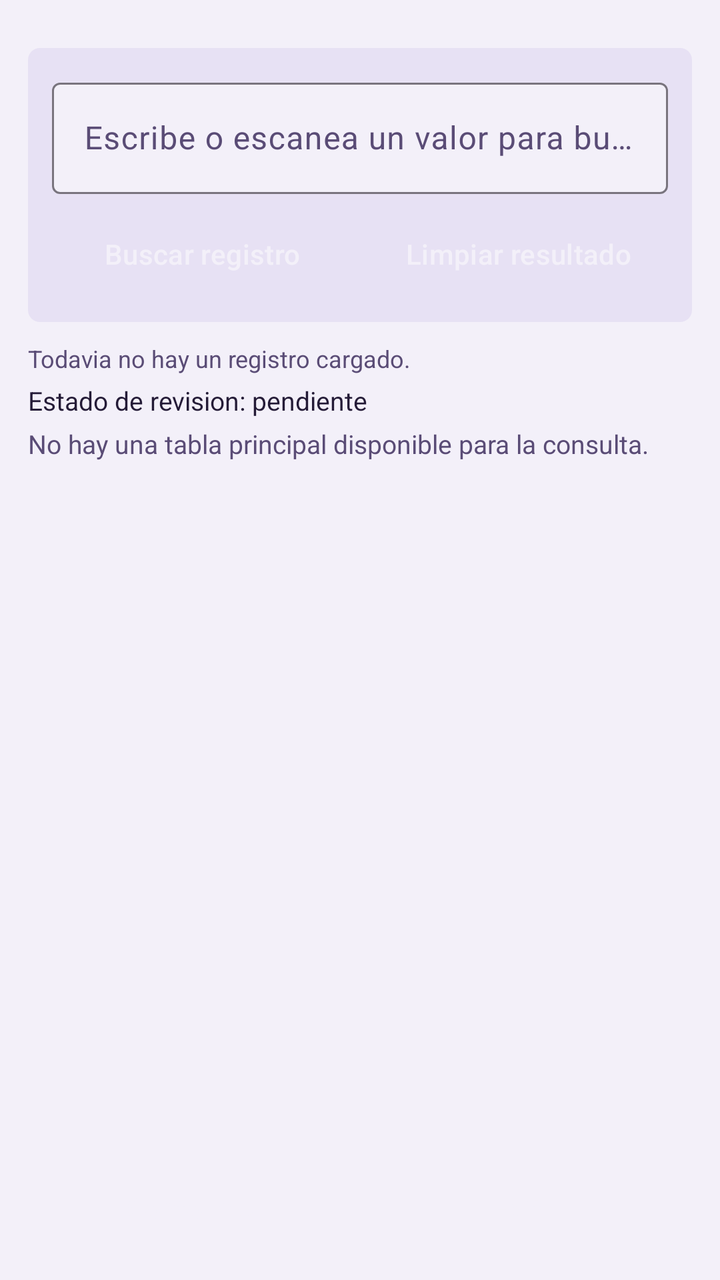
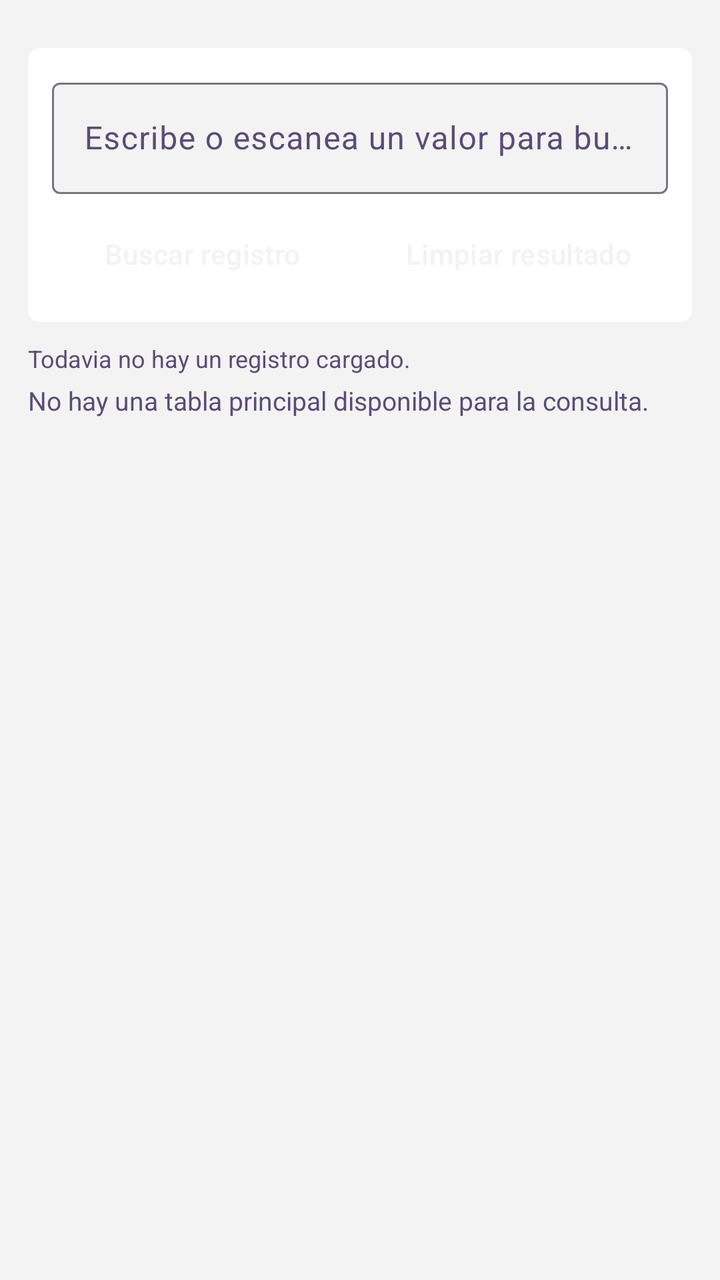

An Android layout rendered at two revisions. The XML below is the earlier revision; the diff shows what the commit changed to produce the second picture.
<!-- AndroidManifest.xml: application theme AppTheme -->
<!-- res/layout/fragment_asset_query.xml -->
<?xml version="1.0" encoding="utf-8"?>
<LinearLayout xmlns:android="http://schemas.android.com/apk/res/android"
    xmlns:app="http://schemas.android.com/apk/res-auto"
    android:id="@+id/assetQueryRoot"
    android:layout_width="match_parent"
    android:layout_height="match_parent"
    android:background="@color/paper"
    android:orientation="vertical"
    android:padding="14dp">

    <LinearLayout
        android:layout_width="match_parent"
        android:layout_height="wrap_content"
        android:layout_marginTop="10dp"
        android:orientation="vertical"
        style="@style/Widget.PatriGO.Surface.Panel">

        <com.google.android.material.textfield.TextInputLayout
            style="@style/Widget.PatriGO.TextInputLayout"
            android:layout_width="match_parent"
            android:layout_height="wrap_content"
            android:hint="@string/asset_search_hint">

            <com.google.android.material.textfield.TextInputEditText
                android:id="@+id/assetSearchInput"
                style="@style/Widget.PatriGO.TextInputEditText"
                android:layout_width="match_parent"
                android:layout_height="wrap_content"
                android:inputType="text" />
        </com.google.android.material.textfield.TextInputLayout>

        <LinearLayout
            android:layout_width="match_parent"
            android:layout_height="wrap_content"
            android:layout_marginTop="8dp"
            android:orientation="horizontal">

            <Button
                android:id="@+id/searchAssetButton"
                android:layout_width="0dp"
                android:layout_height="wrap_content"
                android:layout_marginEnd="4dp"
                android:layout_weight="1"
                android:text="@string/asset_search_button"
                android:textAllCaps="false" />

            <Button
                android:id="@+id/clearSearchButton"
                android:layout_width="0dp"
                android:layout_height="wrap_content"
                android:layout_marginStart="4dp"
                android:layout_weight="1"
                android:text="@string/asset_clear_button"
                android:textAllCaps="false" />
        </LinearLayout>
    </LinearLayout>

    <TextView
        android:id="@+id/recordMetaText"
        android:layout_width="match_parent"
        android:layout_height="wrap_content"
        android:layout_marginTop="10dp"
        android:text="@string/asset_record_meta_empty"
        style="@style/TextAppearance.PatriGO.Caption" />

    <TextView
        android:id="@+id/assetReviewStateText"
        android:layout_width="match_parent"
        android:layout_height="wrap_content"
        android:layout_marginTop="4dp"
        android:text="@string/asset_review_state_empty"
        style="@style/TextAppearance.PatriGO.Body" />

    <TextView
        android:id="@+id/assetStatusText"
        android:layout_width="match_parent"
        android:layout_height="wrap_content"
        android:layout_marginTop="4dp"
        android:text="@string/asset_status_empty"
        style="@style/TextAppearance.PatriGO.Body.Muted" />

    <LinearLayout
        android:id="@+id/assetAdditionalFieldsBar"
        style="@style/Widget.PatriGO.Surface.Card"
        android:layout_width="match_parent"
        android:layout_height="wrap_content"
        android:layout_marginTop="10dp"
        android:gravity="center_vertical"
        android:orientation="horizontal"
        android:visibility="gone">

        <TextView
            android:id="@+id/assetAdditionalFieldsText"
            style="@style/TextAppearance.PatriGO.Body.Muted"
            android:layout_width="0dp"
            android:layout_height="wrap_content"
            android:layout_weight="1"
            android:text="@string/asset_additional_fields_hidden" />

        <Button
            android:id="@+id/assetToggleAdditionalFieldsButton"
            style="@style/Widget.PatriGO.Button.Xs"
            android:layout_width="wrap_content"
            android:layout_height="wrap_content"
            android:layout_marginStart="10dp"
            android:text="@string/asset_show_additional_fields" />
    </LinearLayout>

    <androidx.recyclerview.widget.RecyclerView
        android:id="@+id/assetFieldsRecyclerView"
        android:layout_width="match_parent"
        android:layout_height="0dp"
        android:layout_marginTop="10dp"
        android:layout_weight="1"
        android:clipToPadding="false" />

    <LinearLayout
        android:id="@+id/readOnlyActionsContainer"
        android:layout_width="match_parent"
        android:layout_height="wrap_content"
        android:layout_marginTop="10dp"
        android:orientation="horizontal">

        <Button
            android:id="@+id/confirmAssetButton"
            style="@style/Widget.PatriGO.Button.Md"
            android:layout_width="0dp"
            android:layout_height="wrap_content"
            android:layout_marginEnd="4dp"
            android:layout_weight="1"
            android:enabled="false"
            android:text="@string/asset_confirm_button"
            android:textAllCaps="false" />

        <Button
            android:id="@+id/editAssetButton"
            style="@style/Widget.PatriGO.Button.Md"
            android:layout_width="0dp"
            android:layout_height="wrap_content"
            android:layout_marginStart="4dp"
            android:layout_weight="1"
            android:enabled="false"
            android:text="@string/asset_edit_button"
            android:textAllCaps="false" />
    </LinearLayout>

    <LinearLayout
        android:id="@+id/editActionsContainer"
        android:layout_width="match_parent"
        android:layout_height="wrap_content"
        android:layout_marginTop="10dp"
        android:orientation="horizontal"
        android:visibility="gone">

        <Button
            android:id="@+id/cancelAssetEditButton"
            style="@style/Widget.PatriGO.Button.Xs"
            android:layout_width="0dp"
            android:layout_height="wrap_content"
            android:layout_marginEnd="4dp"
            android:layout_weight="1"
            android:text="@string/asset_cancel_edit_button"
            android:textAllCaps="false" />

        <Button
            android:id="@+id/saveAssetChangesButton"
            style="@style/Widget.PatriGO.Button.Xs"
            android:layout_width="0dp"
            android:layout_height="wrap_content"
            android:layout_marginStart="4dp"
            android:layout_weight="1"
            android:enabled="false"
            android:text="@string/asset_save_button"
            android:textAllCaps="false" />
    </LinearLayout>
</LinearLayout>
<!-- resources referenced by this layout -->
<resources>
  <color name="paper">#f3f0f9</color>
  <string name="asset_additional_fields_hidden">Hay campos adicionales disponibles.</string>
  <string name="asset_cancel_edit_button">Cancelar edicion</string>
  <string name="asset_clear_button">Limpiar resultado</string>
  <string name="asset_confirm_button">Conforme</string>
  <string name="asset_edit_button">Editar</string>
  <string name="asset_record_meta_empty">Todavia no hay un registro cargado.</string>
  <string name="asset_review_state_empty">Estado de revision: pendiente</string>
  <string name="asset_save_button">Guardar cambios</string>
  <string name="asset_search_button">Buscar registro</string>
  <string name="asset_search_hint">Escribe o escanea un valor para buscar</string>
  <string name="asset_show_additional_fields">Mostrar adicionales</string>
  <string name="asset_status_empty">No hay una tabla principal disponible para la consulta.</string>
  <style name="TextAppearance.PatriGO.Body" parent="">
          <item name="android:textColor">@color/ink</item>
          <item name="android:textSize">13sp</item>
      </style>
  <style name="TextAppearance.PatriGO.Body.Muted" parent="TextAppearance.PatriGO.Body">
          <item name="android:textColor">@color/muted_ink</item>
      </style>
  <style name="TextAppearance.PatriGO.Caption" parent="">
          <item name="android:textColor">@color/muted_ink</item>
          <item name="android:textSize">12sp</item>
      </style>
  <style name="Widget.PatriGO.Button.Xs" parent="Widget.PatriGO.Button.Base">
          <item name="android:minHeight">34dp</item>
          <item name="android:textSize">12sp</item>
          <item name="android:paddingLeft">10dp</item>
          <item name="android:paddingRight">10dp</item>
          <item name="android:paddingTop">6dp</item>
          <item name="android:paddingBottom">6dp</item>
      </style>
  <style name="Widget.PatriGO.Surface.Card" parent="">
          <item name="android:background">@drawable/app_surface_card_background</item>
          <item name="android:padding">12dp</item>
      </style>
  <style name="Widget.PatriGO.Surface.Panel" parent="">
          <item name="android:background">@drawable/app_surface_panel_background</item>
          <item name="android:padding">12dp</item>
      </style>
  <style name="Widget.PatriGO.TextInputLayout" parent="Widget.Material3.TextInputLayout.OutlinedBox">
          <item name="boxBackgroundColor">@color/paper</item>
          <item name="hintTextColor">@color/muted_ink</item>
      </style>
  <color name="ink">#241b37</color>
  <color name="muted_ink">#5a4c76</color>
  <!-- drawable app_surface_card_background (drawable) -->
  <?xml version="1.0" encoding="utf-8"?>
  <shape xmlns:android="http://schemas.android.com/apk/res/android"
      android:shape="rectangle">
      <solid android:color="@color/paper" />
      <corners android:radius="@dimen/shape_radius_md" />
      <stroke
          android:width="1dp"
          android:color="@color/line" />
  </shape>
  <color name="forest">#5717d7</color>
  <color name="forest_dark">#390998</color>
  <color name="amber">#e85811</color>
  <color name="paper_alt">#e7e1f4</color>
  <style name="ShapeAppearanceOverlay.PatriGO.Button" parent="">
          <item name="cornerFamily">rounded</item>
          <item name="cornerSize">5dp</item>
      </style>
  <dimen name="shape_radius_md">6dp</dimen>
  <color name="line">#bda9e4</color>
  <!-- unchanged entries left out for length: 5 -->
</resources>

<!-- the commit's change to res/layout/fragment_asset_query.xml (unified diff, before → after) -->
@@ -26,6 +26,7 @@
                 style="@style/Widget.PatriGO.TextInputEditText"
                 android:layout_width="match_parent"
                 android:layout_height="wrap_content"
+                android:imeOptions="actionSearch"
                 android:inputType="text" />
         </com.google.android.material.textfield.TextInputLayout>
 
@@ -46,6 +47,7 @@
 
             <Button
                 android:id="@+id/clearSearchButton"
+                style="@style/Widget.PatriGO.Button.Danger.Md"
                 android:layout_width="0dp"
                 android:layout_height="wrap_content"
                 android:layout_marginStart="4dp"
@@ -55,21 +57,46 @@
         </LinearLayout>
     </LinearLayout>
 
-    <TextView
-        android:id="@+id/recordMetaText"
+    <LinearLayout
         android:layout_width="match_parent"
         android:layout_height="wrap_content"
         android:layout_marginTop="10dp"
-        android:text="@string/asset_record_meta_empty"
-        style="@style/TextAppearance.PatriGO.Caption" />
+        android:gravity="center_vertical"
+        android:orientation="horizontal">
+
+        <TextView
+            android:id="@+id/recordMetaText"
+            style="@style/TextAppearance.PatriGO.Caption"
+            android:layout_width="0dp"
+            android:layout_height="wrap_content"
+            android:layout_weight="1"
+            android:text="@string/asset_record_meta_empty" />
+
+        <TextView
+            android:id="@+id/assetReviewStateText"
+            android:layout_width="wrap_content"
+            android:layout_height="wrap_content"
+            android:layout_marginStart="8dp"
+            android:background="@drawable/app_tag_background"
+            android:paddingLeft="8dp"
+            android:paddingTop="4dp"
+            android:paddingRight="8dp"
+            android:paddingBottom="4dp"
+            android:text="@string/asset_review_state_empty"
+            android:textColor="@color/forest_dark"
+            android:textSize="11sp"
+            android:textStyle="bold"
+            android:visibility="gone" />
+    </LinearLayout>
 
     <TextView
-        android:id="@+id/assetReviewStateText"
+        android:id="@+id/assetChangedFieldsText"
         android:layout_width="match_parent"
         android:layout_height="wrap_content"
         android:layout_marginTop="4dp"
-        android:text="@string/asset_review_state_empty"
-        style="@style/TextAppearance.PatriGO.Body" />
+        android:text="@string/asset_status_empty"
+        android:visibility="gone"
+        style="@style/TextAppearance.PatriGO.Body.Muted" />
 
     <TextView
         android:id="@+id/assetStatusText"
@@ -78,33 +105,6 @@
         android:layout_marginTop="4dp"
         android:text="@string/asset_status_empty"
         style="@style/TextAppearance.PatriGO.Body.Muted" />
-
-    <LinearLayout
-        android:id="@+id/assetAdditionalFieldsBar"
-        style="@style/Widget.PatriGO.Surface.Card"
-        android:layout_width="match_parent"
-        android:layout_height="wrap_content"
-        android:layout_marginTop="10dp"
-        android:gravity="center_vertical"
-        android:orientation="horizontal"
-        android:visibility="gone">
-
-        <TextView
-            android:id="@+id/assetAdditionalFieldsText"
-            style="@style/TextAppearance.PatriGO.Body.Muted"
-            android:layout_width="0dp"
-            android:layout_height="wrap_content"
-            android:layout_weight="1"
-            android:text="@string/asset_additional_fields_hidden" />
-
-        <Button
-            android:id="@+id/assetToggleAdditionalFieldsButton"
-            style="@style/Widget.PatriGO.Button.Xs"
-            android:layout_width="wrap_content"
-            android:layout_height="wrap_content"
-            android:layout_marginStart="10dp"
-            android:text="@string/asset_show_additional_fields" />
-    </LinearLayout>
 
     <androidx.recyclerview.widget.RecyclerView
         android:id="@+id/assetFieldsRecyclerView"
@@ -119,58 +119,15 @@
         android:layout_width="match_parent"
         android:layout_height="wrap_content"
         android:layout_marginTop="10dp"
-        android:orientation="horizontal">
+        android:orientation="vertical">
 
         <Button
             android:id="@+id/confirmAssetButton"
-            style="@style/Widget.PatriGO.Button.Md"
-            android:layout_width="0dp"
+            style="@style/Widget.PatriGO.Button.Success.Md"
+            android:layout_width="match_parent"
             android:layout_height="wrap_content"
-            android:layout_marginEnd="4dp"
-            android:layout_weight="1"
             android:enabled="false"
             android:text="@string/asset_confirm_button"
             android:textAllCaps="false" />
-
-        <Button
-            android:id="@+id/editAssetButton"
-            style="@style/Widget.PatriGO.Button.Md"
-            android:layout_width="0dp"
-            android:layout_height="wrap_content"
-            android:layout_marginStart="4dp"
-            android:layout_weight="1"
-            android:enabled="false"
-            android:text="@string/asset_edit_button"
-            android:textAllCaps="false" />
-    </LinearLayout>
-
-    <LinearLayout
-        android:id="@+id/editActionsContainer"
-        android:layout_width="match_parent"
-        android:layout_height="wrap_content"
-        android:layout_marginTop="10dp"
-        android:orientation="horizontal"
-        android:visibility="gone">
-
-        <Button
-            android:id="@+id/cancelAssetEditButton"
-            style="@style/Widget.PatriGO.Button.Xs"
-            android:layout_width="0dp"
-            android:layout_height="wrap_content"
-            android:layout_marginEnd="4dp"
-            android:layout_weight="1"
-            android:text="@string/asset_cancel_edit_button"
-            android:textAllCaps="false" />
-
-        <Button
-            android:id="@+id/saveAssetChangesButton"
-            style="@style/Widget.PatriGO.Button.Xs"
-            android:layout_width="0dp"
-            android:layout_height="wrap_content"
-            android:layout_marginStart="4dp"
-            android:layout_weight="1"
-            android:enabled="false"
-            android:text="@string/asset_save_button"
-            android:textAllCaps="false" />
     </LinearLayout>
 </LinearLayout>
<!-- resource entries referenced after the edit -->
@@ -1,17 +1,22 @@
 <!-- resources referenced by this layout -->
 <resources>
-  <color name="paper">#f3f0f9</color>
-  <string name="asset_additional_fields_hidden">Hay campos adicionales disponibles.</string>
-  <string name="asset_cancel_edit_button">Cancelar edicion</string>
+  <color name="paper">#F3F3F3</color>
+  <!-- drawable app_tag_background (drawable) -->
+  <?xml version="1.0" encoding="utf-8"?>
+  <shape xmlns:android="http://schemas.android.com/apk/res/android"
+      android:shape="rectangle">
+      <solid android:color="@color/paper" />
+      <corners android:radius="@dimen/shape_radius_sm" />
+      <stroke
+          android:width="1dp"
+          android:color="@color/line" />
+  </shape>
   <string name="asset_clear_button">Limpiar resultado</string>
   <string name="asset_confirm_button">Conforme</string>
-  <string name="asset_edit_button">Editar</string>
   <string name="asset_record_meta_empty">Todavia no hay un registro cargado.</string>
   <string name="asset_review_state_empty">Estado de revision: pendiente</string>
-  <string name="asset_save_button">Guardar cambios</string>
   <string name="asset_search_button">Buscar registro</string>
   <string name="asset_search_hint">Escribe o escanea un valor para buscar</string>
-  <string name="asset_show_additional_fields">Mostrar adicionales</string>
   <string name="asset_status_empty">No hay una tabla principal disponible para la consulta.</string>
   <style name="TextAppearance.PatriGO.Body" parent="">
           <item name="android:textColor">@color/ink</item>
@@ -24,17 +29,21 @@
           <item name="android:textColor">@color/muted_ink</item>
           <item name="android:textSize">12sp</item>
       </style>
-  <style name="Widget.PatriGO.Button.Xs" parent="Widget.PatriGO.Button.Base">
-          <item name="android:minHeight">34dp</item>
-          <item name="android:textSize">12sp</item>
-          <item name="android:paddingLeft">10dp</item>
-          <item name="android:paddingRight">10dp</item>
-          <item name="android:paddingTop">6dp</item>
-          <item name="android:paddingBottom">6dp</item>
+  <style name="Widget.PatriGO.Button.Danger.Md" parent="Widget.PatriGO.Button.Danger.Base">
+          <item name="android:minHeight">44dp</item>
+          <item name="android:textSize">14sp</item>
+          <item name="android:paddingLeft">14dp</item>
+          <item name="android:paddingRight">14dp</item>
+          <item name="android:paddingTop">10dp</item>
+          <item name="android:paddingBottom">10dp</item>
       </style>
-  <style name="Widget.PatriGO.Surface.Card" parent="">
-          <item name="android:background">@drawable/app_surface_card_background</item>
-          <item name="android:padding">12dp</item>
+  <style name="Widget.PatriGO.Button.Success.Md" parent="Widget.PatriGO.Button.Success.Base">
+          <item name="android:minHeight">44dp</item>
+          <item name="android:textSize">14sp</item>
+          <item name="android:paddingLeft">14dp</item>
+          <item name="android:paddingRight">14dp</item>
+          <item name="android:paddingTop">10dp</item>
+          <item name="android:paddingBottom">10dp</item>
       </style>
   <style name="Widget.PatriGO.Surface.Panel" parent="">
           <item name="android:background">@drawable/app_surface_panel_background</item>
@@ -44,22 +53,25 @@
           <item name="boxBackgroundColor">@color/paper</item>
           <item name="hintTextColor">@color/muted_ink</item>
       </style>
+  <dimen name="shape_radius_sm">4dp</dimen>
   <color name="ink">#241b37</color>
   <color name="muted_ink">#5a4c76</color>
-  <!-- drawable app_surface_card_background (drawable) -->
-  <?xml version="1.0" encoding="utf-8"?>
-  <shape xmlns:android="http://schemas.android.com/apk/res/android"
-      android:shape="rectangle">
-      <solid android:color="@color/paper" />
-      <corners android:radius="@dimen/shape_radius_md" />
-      <stroke
-          android:width="1dp"
-          android:color="@color/line" />
-  </shape>
+  <style name="Widget.PatriGO.Button.Danger.Base" parent="Widget.PatriGO.Button.Base">
+          <item name="backgroundTint">@color/error</item>
+          <item name="strokeColor">@color/error</item>
+          <item name="android:textColor">@color/paper</item>
+      </style>
+  <style name="Widget.PatriGO.Button.Success.Base" parent="Widget.PatriGO.Button.Base">
+          <item name="backgroundTint">@color/success</item>
+          <item name="strokeColor">@color/success</item>
+          <item name="android:textColor">@color/paper</item>
+      </style>
   <color name="forest">#5717d7</color>
   <color name="forest_dark">#390998</color>
   <color name="amber">#e85811</color>
-  <color name="paper_alt">#e7e1f4</color>
+  <color name="paper_alt">#FFFFFF</color>
+  <color name="error">#ae3229</color>
+  <color name="success">#328f4a</color>
   <style name="ShapeAppearanceOverlay.PatriGO.Button" parent="">
           <item name="cornerFamily">rounded</item>
           <item name="cornerSize">5dp</item>
